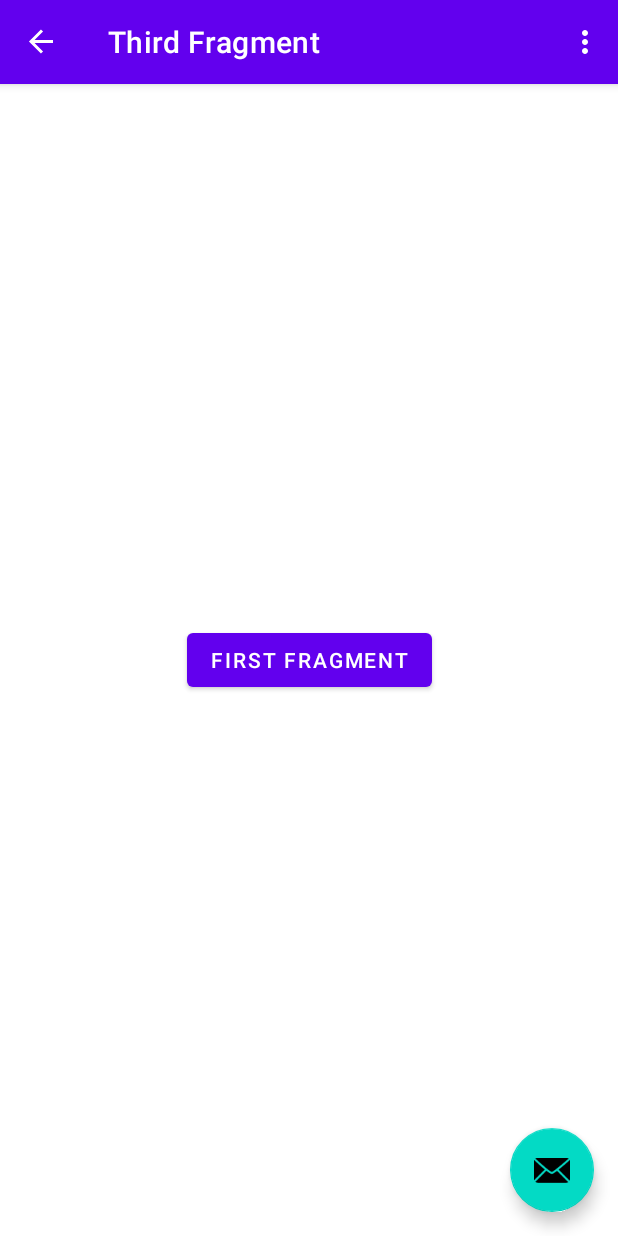
After one commit to nipuninawodani/Minun-Sovellus, an Android app: the ThirdFragment screen opened through its navigation route, on a phone screen of 412 x 824 dp. The commit adds this screen. Run offline under Robolectric (Android 15) with nearby library versions, the phone set to English and light mode, and no system bars; our stand-ins replace navigation-ui.

Commit message:
Third Fragment added

```diff
--- a/seng22243intro/app/build.gradle
+++ b/seng22243intro/app/build.gradle
@@ -42,6 +42,7 @@ dependencies {
     implementation 'androidx.constraintlayout:constraintlayout:2.0.4'
     implementation 'androidx.navigation:navigation-fragment-ktx:2.3.5'
     implementation 'androidx.navigation:navigation-ui-ktx:2.3.5'
+    implementation 'androidx.legacy:legacy-support-v4:1.0.0'
     testImplementation 'junit:junit:4.13.2'
     androidTestImplementation 'androidx.test.ext:junit:1.1.3'
     androidTestImplementation 'androidx.test.espresso:espresso-core:3.4.0'
--- /dev/null
+++ b/seng22243intro/app/src/main/java/com/nnperera/android/seng22243intro/ThirdFragment.kt
@@ -0,0 +1,60 @@
+
+package com.nnperera.android.seng22243intro
+
+import android.os.Bundle
+import androidx.fragment.app.Fragment
+import android.view.LayoutInflater
+import android.view.View
+import android.view.ViewGroup
+
+// TODO: Rename parameter arguments, choose names that match
+// the fragment initialization parameters, e.g. ARG_ITEM_NUMBER
+private const val ARG_PARAM1 = "param1"
+private const val ARG_PARAM2 = "param2"
+
+/**
+ * A simple [Fragment] subclass.
+ * Use the [ThirdFragment.newInstance] factory method to
+ * create an instance of this fragment.
+ */
+class ThirdFragment : Fragment() {
+    // TODO: Rename and change types of parameters
+    private var param1: String? = null
+    private var param2: String? = null
+
+    override fun onCreate(savedInstanceState: Bundle?) {
+        super.onCreate(savedInstanceState)
+        arguments?.let {
+            param1 = it.getString(ARG_PARAM1)
+            param2 = it.getString(ARG_PARAM2)
+        }
+    }
+
+    override fun onCreateView(
+        inflater: LayoutInflater, container: ViewGroup?,
+        savedInstanceState: Bundle?
+    ): View? {
+        // Inflate the layout for this fragment
+        return inflater.inflate(R.layout.fragment_third, container, false)
+    }
+
+    companion object {
+        /**
+         * Use this factory method to create a new instance of
+         * this fragment using the provided parameters.
+         *
+         * @param param1 Parameter 1.
+         * @param param2 Parameter 2.
+         * @return A new instance of fragment ThirdFragment.
+         */
+        // TODO: Rename and change types and number of parameters
+        @JvmStatic
+        fun newInstance(param1: String, param2: String) =
+            ThirdFragment().apply {
+                arguments = Bundle().apply {
+                    putString(ARG_PARAM1, param1)
+                    putString(ARG_PARAM2, param2)
+                }
+            }
+    }
+}
--- /dev/null
+++ b/seng22243intro/app/src/main/res/layout/fragment_third.xml
@@ -0,0 +1,17 @@
+<androidx.constraintlayout.widget.ConstraintLayout xmlns:android="http://schemas.android.com/apk/res/android"
+    xmlns:app="http://schemas.android.com/apk/res-auto"
+    xmlns:tools="http://schemas.android.com/tools"
+    android:layout_width="match_parent"
+    android:layout_height="match_parent"
+    tools:context=".ThirdFragment">
+
+    <Button
+        android:layout_width="wrap_content"
+        android:layout_height="wrap_content"
+        android:text="@string/first_fragment"
+        app:layout_constraintBottom_toBottomOf="parent"
+        app:layout_constraintEnd_toEndOf="parent"
+        app:layout_constraintStart_toStartOf="parent"
+        app:layout_constraintTop_toTopOf="parent"/>
+
+</androidx.constraintlayout.widget.ConstraintLayout>
--- a/seng22243intro/app/src/main/res/navigation/nav_graph.xml
+++ b/seng22243intro/app/src/main/res/navigation/nav_graph.xml
@@ -23,6 +23,16 @@
 
         <action
             android:id="@+id/action_SecondFragment_to_FirstFragment"
+            app:destination="@id/ThirdFragment" />
+    </fragment>
+    <fragment
+        android:id="@+id/ThirdFragment"
+        android:name="com.nnperera.android.seng22243intro.ThirdFragment"
+        android:label="@string/third_fragment_label"
+        tools:layout="@layout/fragment_third">
+
+        <action
+            android:id="@+id/action_ThirdFragment_to_FirstFragment"
             app:destination="@id/FirstFragment" />
     </fragment>
 </navigation>
--- a/seng22243intro/app/src/main/res/values/strings.xml
+++ b/seng22243intro/app/src/main/res/values/strings.xml
@@ -4,9 +4,13 @@
     <!-- Strings used for fragments for navigation -->
     <string name="first_fragment_label">First Fragment</string>
     <string name="second_fragment_label">Second Fragment</string>
+    <string name="third_fragment_label">Third Fragment</string>
     <string name="next">Next</string>
-    <string name="previous">Previous</string>
+    <string name="previous">Third Fragment</string>
+    <string name="first_fragment">First Fragment</string>
 
     <string name="hello_first_fragment">Hello first fragment</string>
     <string name="hello_second_fragment">Hello second fragment. Arg: %1$s</string>
+    <!-- TODO: Remove or change this placeholder text -->
+    <string name="hello_blank_fragment">Hello blank fragment</string>
 </resources>
```
